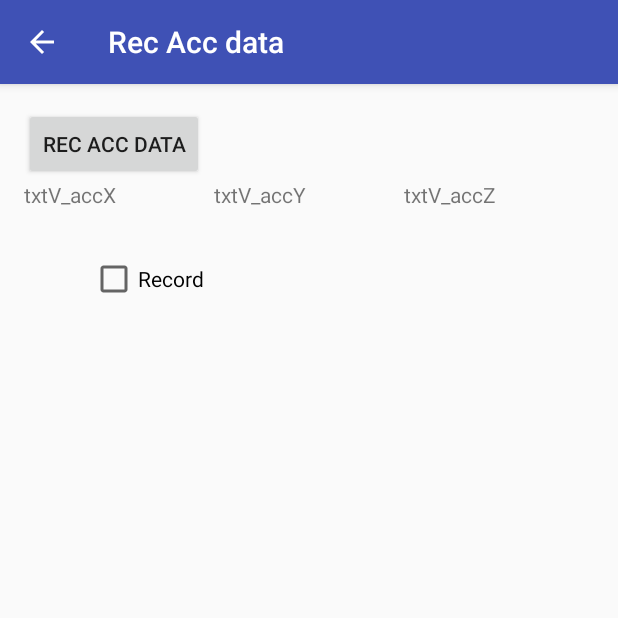
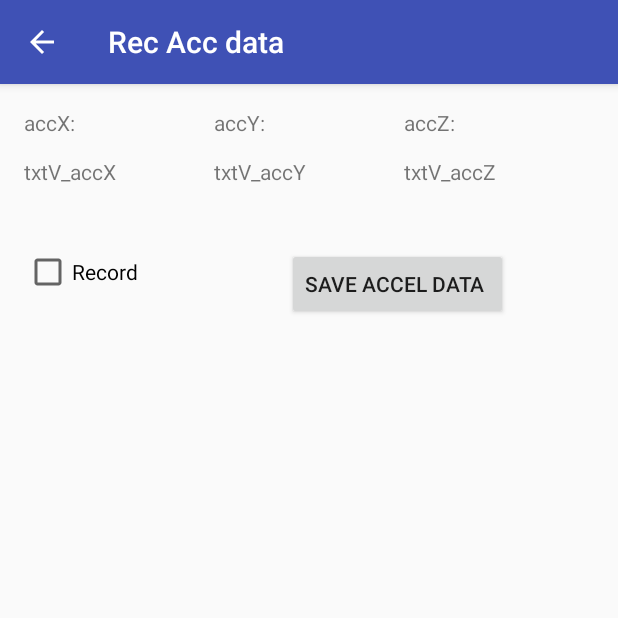
Before and after one commit to fredvol/Oso, an Android app: the Rec_Acc_data screen opened directly, with no data from a screen before it, on a phone screen of 412 x 824 dp, the top half of it. Run offline under Robolectric (Android 15) with nearby library versions, the light colour scheme and no system bars.

Commit message:
Modif XML Activity rec_acc_data

```diff
--- a/app/src/main/java/fr/kriket/oso/view/activity/Rec_Acc_data.java
+++ b/app/src/main/java/fr/kriket/oso/view/activity/Rec_Acc_data.java
@@ -81,6 +81,12 @@ public class Rec_Acc_data extends AppCompatActivity implements SensorEventListen
             return;
         }
 
+        // Update Label
+
+        txtv_accX.setText(Float.toString(event.values[0]));
+        txtv_accY.setText(Float.toString(event.values[1]));
+        txtv_accZ.setText(Float.toString(event.values[2]));
+
 
         Log.i("msensor.tostring",
                 "x = " + Float.toString(event.values[0]) + "\t" +
--- a/app/src/main/res/layout/activity_rec__acc_data.xml
+++ b/app/src/main/res/layout/activity_rec__acc_data.xml
@@ -10,19 +10,41 @@
     android:paddingTop="@dimen/activity_vertical_margin"
     tools:context="fr.kriket.oso.view.activity.Rec_Acc_data">
 
-    <Button
-        android:text="Rec Acc data"
-        android:layout_width="wrap_content"
+    <LinearLayout
+        android:orientation="horizontal"
+        android:layout_width="match_parent"
         android:layout_height="wrap_content"
-        android:id="@+id/btn_start_rec_acc"
-        android:layout_alignParentTop="true"
-        android:layout_alignParentStart="true" />
+        android:id="@+id/linearLayout_title">
+
+        <TextView
+            android:text="accX:"
+            android:layout_width="wrap_content"
+            android:layout_height="wrap_content"
+            android:id="@+id/textView5"
+            android:layout_weight="1" />
+
+        <TextView
+            android:text="accY:"
+            android:layout_width="wrap_content"
+            android:layout_height="wrap_content"
+            android:id="@+id/textView6"
+            android:layout_weight="1" />
+
+        <TextView
+            android:text="accZ:"
+            android:layout_width="wrap_content"
+            android:layout_height="wrap_content"
+            android:id="@+id/textView7"
+            android:layout_weight="1" />
+    </LinearLayout>
 
     <LinearLayout
         android:orientation="horizontal"
         android:layout_width="match_parent"
         android:layout_height="wrap_content"
-        android:layout_below="@+id/btn_start_rec_acc"
+
+        android:layout_marginTop="13dp"
+        android:layout_below="@+id/linearLayout_title"
         android:layout_alignParentStart="true">
 
         <TextView
@@ -51,9 +73,18 @@
         android:text="Record"
         android:layout_width="wrap_content"
         android:layout_height="wrap_content"
-        android:layout_below="@+id/linearLayout"
-        android:layout_alignEnd="@+id/btn_start_rec_acc"
-        android:layout_marginTop="98dp"
-        android:id="@+id/chckBx_record" />
+        android:layout_marginTop="93dp"
+        android:id="@+id/chckBx_record"
+        android:layout_below="@+id/linearLayout5"
+        android:layout_alignParentStart="true" />
+
+    <Button
+        android:text="Save Accel data "
+        android:layout_width="wrap_content"
+        android:layout_height="wrap_content"
+        android:id="@+id/btn_start_rec_acc"
+        android:layout_marginEnd="57dp"
+        android:layout_alignTop="@+id/chckBx_record"
+        android:layout_alignParentEnd="true" />
 
 </RelativeLayout>
--- a/build.gradle
+++ b/build.gradle
@@ -5,7 +5,7 @@ buildscript {
         jcenter()
     }
     dependencies {
-        classpath 'com.android.tools.build:gradle:2.2.2'
+        classpath 'com.android.tools.build:gradle:2.2.3'
 
         // NOTE: Do not place your application dependencies here; they belong
         // in the individual module build.gradle files
```
